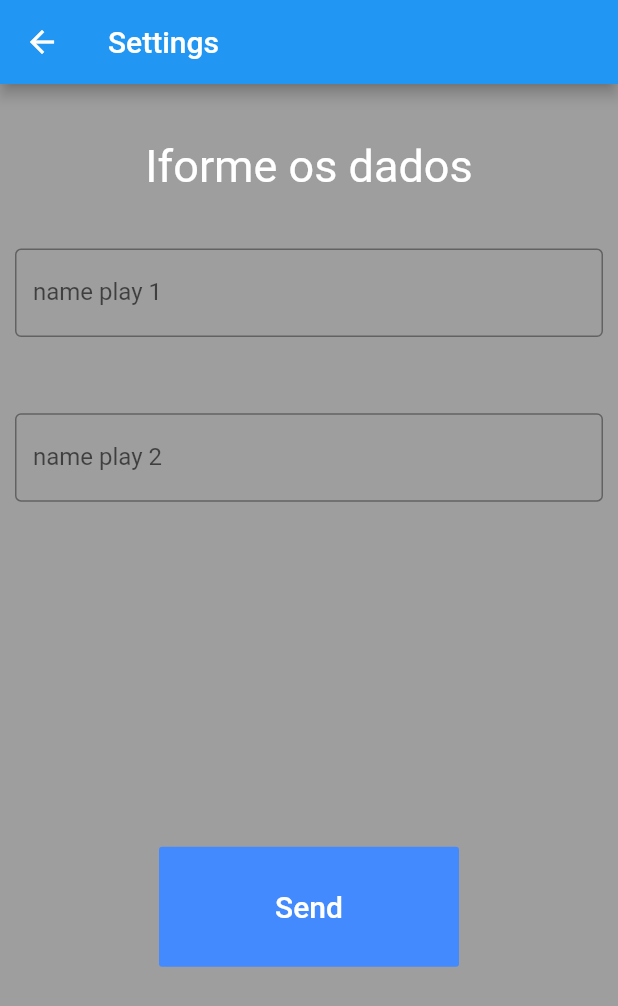
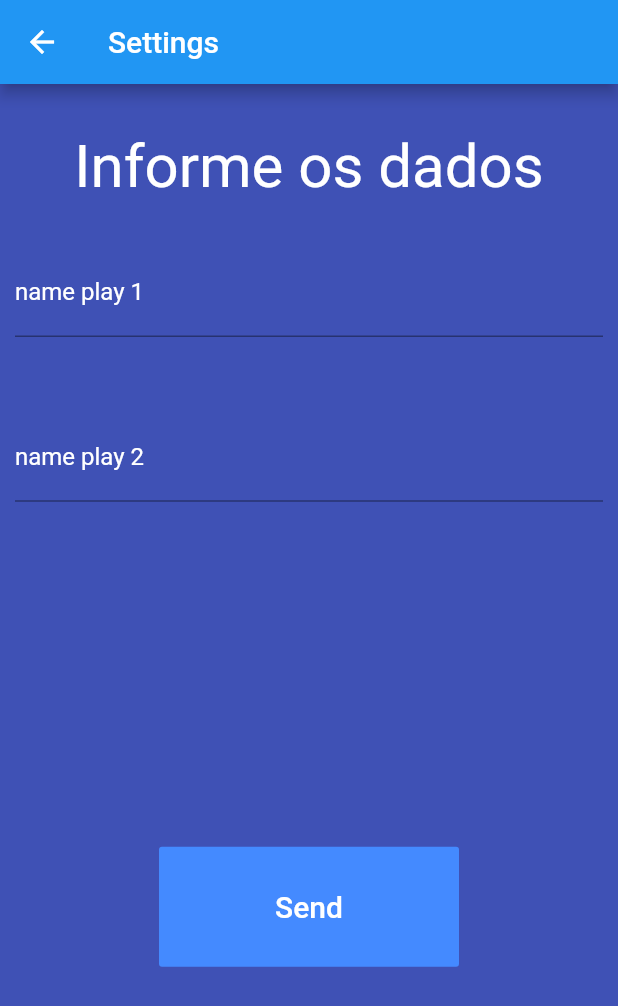
Before and after one commit to Matheus-Tankian/Tic-tac-toe, a Flutter app: the SettingsPage screen opened directly, on a phone screen of 412 x 824 dp. Shown: the top 1006 px of the screen. Run offline on Flutter 3.47's test engine with Material 2 defaults, Android fonts, the phone set to English and light mode, and no system bars.

Commit message:
quase la

```diff
--- a/lib/settingsPage.dart
+++ b/lib/settingsPage.dart
@@ -29,7 +29,7 @@ class _SettingsPageState extends State<SettingsPage> {
 //        children: <Widget>[
          body: Container(
             height: (auxHeight? (heightSize):100),
-            color: Colors.grey,
+           color: Colors.indigo,
             child: Column(
               mainAxisAlignment: MainAxisAlignment.center,
               mainAxisSize: MainAxisSize.max,
@@ -42,7 +42,7 @@ class _SettingsPageState extends State<SettingsPage> {
 
                 Expanded(
                   child: Container(
-                    color: Colors.grey,
+
                     padding: const EdgeInsets.symmetric(horizontal: 10),
                     child: textPlay1View(),
                   ),
@@ -52,7 +52,7 @@ class _SettingsPageState extends State<SettingsPage> {
                 Expanded(
 
                   child: Container(
-                    color: Colors.grey,
+
                     padding: const EdgeInsets.symmetric(horizontal: 10),
                     child: textPlay2View(),
                   ),
@@ -83,9 +83,9 @@ class _SettingsPageState extends State<SettingsPage> {
     return Container(
       child: Center(
         child: Text(
-          'Iforme os dados',
+          'Informe os dados',
           style: TextStyle(
-            fontSize: 30,
+            fontSize: 40,
             color: Colors.white,
           ),
         ),
@@ -95,9 +95,17 @@ class _SettingsPageState extends State<SettingsPage> {
 
   Widget textPlay1View(){
     return TextField(
+        cursorColor: Colors.white,
+        textInputAction: TextInputAction.send,
         decoration: InputDecoration(
-          border: OutlineInputBorder(),
+          fillColor: Colors.white,
+          focusedBorder: UnderlineInputBorder(
+            borderSide: BorderSide(color: Colors.white),
+          ),
           labelText: 'name play 1',
+          labelStyle: new TextStyle(
+              color: Colors.white,
+          ),
         ),
         onChanged: (text){
           var aux  = text;
@@ -112,9 +120,18 @@ class _SettingsPageState extends State<SettingsPage> {
 
   Widget textPlay2View(){
     return TextField(
+      cursorColor: Colors.white,
+        textInputAction: TextInputAction.send,
         decoration: InputDecoration(
-          border: OutlineInputBorder(),
+
+          focusedBorder: UnderlineInputBorder(
+            borderSide: BorderSide(color: Colors.white,),
+          ),
+
           labelText: 'name play 2',
+          labelStyle: new TextStyle(
+              color:Colors.white,
+          ),
         ),
         onChanged: (text){
           var aux  = text;
```
Also changed, not shown: lib/homePage.dart (+170 -115 lines).
